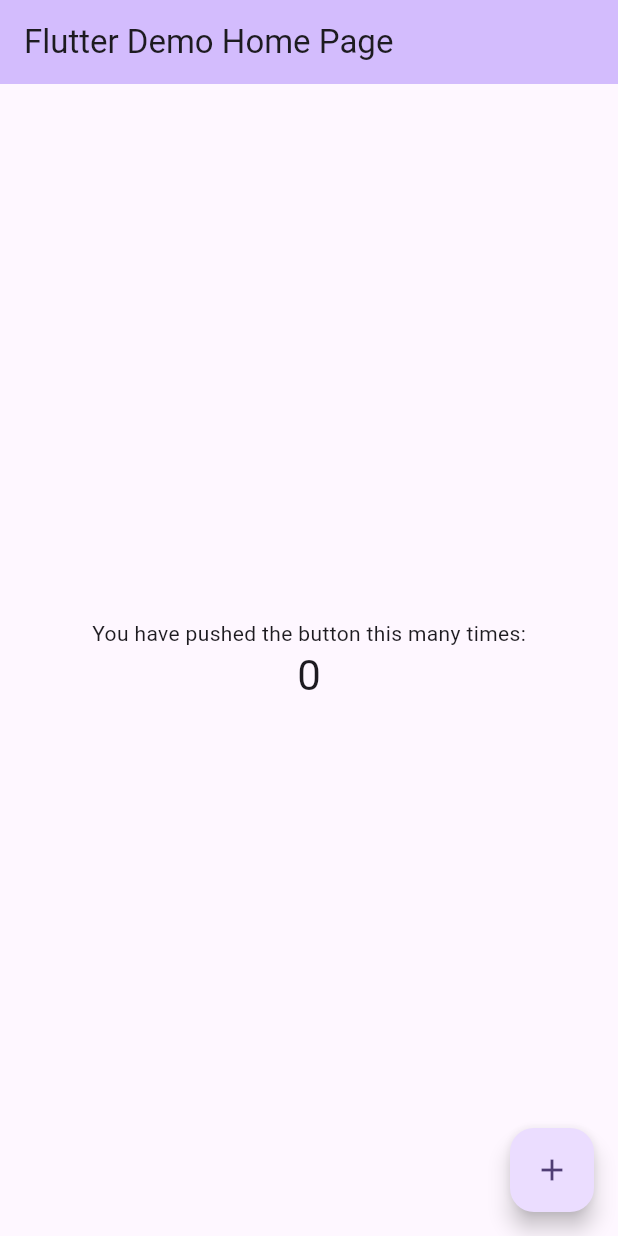
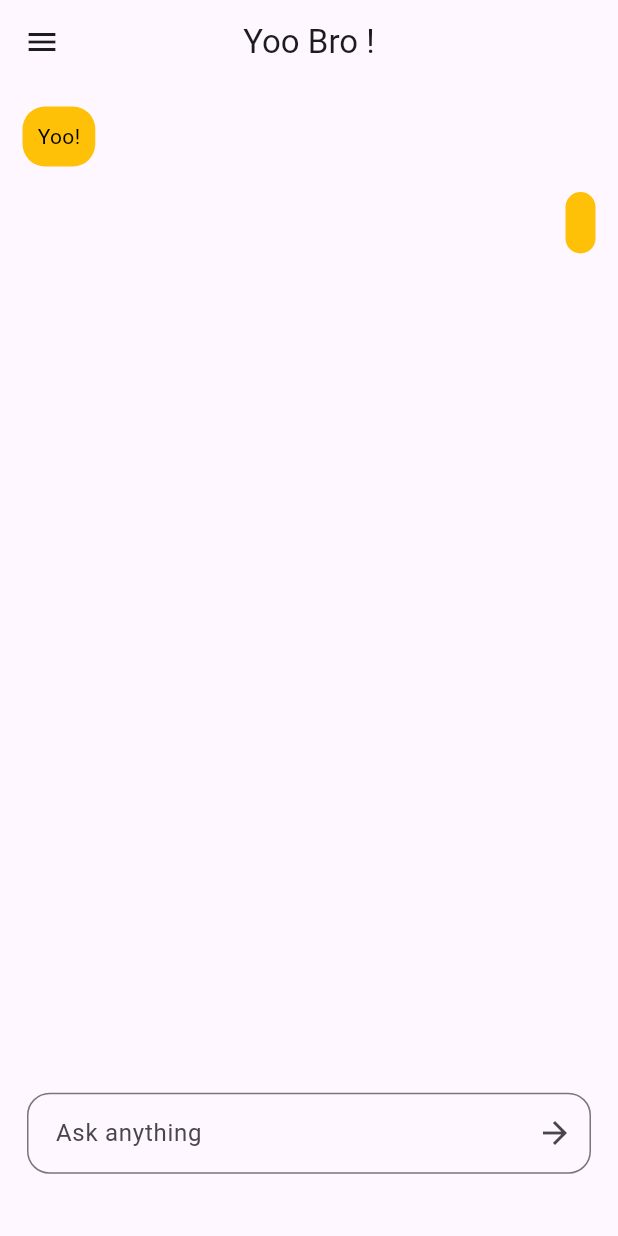
Before and after one commit to mohamedamine-code/AI_ChatBoot_Flutter, a Flutter app: the screen it shows after launch, on a phone screen of 412 x 824 dp. Run offline on Flutter 3.47's test engine with Material 3 defaults, Android fonts, the light colour scheme and no system bars.

Commit message:
initial commit

```diff
--- /dev/null
+++ b/lib/Component/TextMessage.dart
@@ -0,0 +1,23 @@
+import 'package:flutter/material.dart';
+
+class Textmessage extends StatelessWidget {
+  final String msg;
+  final bool isUser;
+  Textmessage({required this.msg,required this.isUser});
+
+  @override
+  Widget build(BuildContext context) {
+    return Align(
+      alignment:isUser?Alignment.centerRight:Alignment.centerLeft,
+      child: Container(
+        margin: EdgeInsets.all(5),
+        padding: EdgeInsets.all(10),
+        decoration: BoxDecoration(
+          borderRadius: BorderRadius.circular(15),
+          color: Colors.amber,
+        ),
+        child: Text(msg, style: TextStyle(color: Colors.black)),
+      ),
+    );
+  }
+}
--- /dev/null
+++ b/lib/Component/UserInput.dart
@@ -0,0 +1,25 @@
+import 'package:flutter/material.dart';
+
+class Userinput extends StatelessWidget {
+  TextEditingController controller =TextEditingController();
+  Userinput({required this.controller});
+
+  @override
+  Widget build(BuildContext context) {
+    return Padding(
+      padding: const EdgeInsets.all(8.0),
+      child: TextField(
+        controller: controller,
+        decoration: InputDecoration(
+          hintText: "Ask anything",
+          contentPadding: EdgeInsets.symmetric(vertical: 15, horizontal: 15),
+          suffixIcon: IconButton(
+            onPressed: () {},
+            icon: Icon(Icons.arrow_forward),
+          ),
+          border: OutlineInputBorder(borderRadius: BorderRadius.circular(15)),
+        ),
+      ),
+    );
+  }
+}
--- /dev/null
+++ b/lib/Pages/HomePage.dart
@@ -0,0 +1,53 @@
+import 'package:ai_chatboot/Component/TextMessage.dart';
+import 'package:ai_chatboot/Component/UserInput.dart';
+import 'package:flutter/material.dart';
+
+class Homepage extends StatefulWidget {
+  const Homepage({super.key});
+
+  @override
+  State<Homepage> createState() => _HomepageState();
+}
+
+class _HomepageState extends State<Homepage> {
+  TextEditingController controller =TextEditingController();
+  @override
+  Widget build(BuildContext context) {
+    return Scaffold(
+      appBar: AppBar(title: Text("Yoo Bro !"), centerTitle: true),
+      drawer: Drawer(),
+      body: Container(
+        height: MediaQuery.of(context).size.height,
+        width: MediaQuery.of(context).size.width,
+        padding: const EdgeInsets.all(10.0),
+        child: Column(
+          children: [
+            Expanded(
+              flex: 7,
+              child: ListView.builder(
+                itemCount: 1,
+                itemBuilder: (context, index) =>Container(
+                  // color: Colors.orange,
+                  child: Column(
+                    // mainAxisSize: MainAxisSize.max,
+                    children: [
+                        Textmessage(msg: 'Yoo!',isUser: false,),
+                        SizedBox(height: 7,),
+                        Textmessage(msg: controller.text,isUser: true,),
+                    ],
+                  ),
+                ),
+              ),
+            ),
+            Expanded(
+            flex: 1,
+            child:Userinput(
+              controller: controller,
+            ),
+            ),
+          ],
+        ),
+      ),
+    );
+  }
+}
--- a/lib/main.dart
+++ b/lib/main.dart
@@ -1,3 +1,4 @@
+import 'package:ai_chatboot/Pages/HomePage.dart';
 import 'package:flutter/material.dart';
 
 void main() {
@@ -7,116 +8,10 @@ void main() {
 class MyApp extends StatelessWidget {
   const MyApp({super.key});
 
-  // This widget is the root of your application.
   @override
   Widget build(BuildContext context) {
     return MaterialApp(
-      title: 'Flutter Demo',
-      theme: ThemeData(
-        // This is the theme of your application.
-        //
-        // TRY THIS: Try running your application with "flutter run". You'll see
-        // the application has a purple toolbar. Then, without quitting the app,
-        // try changing the seedColor in the colorScheme below to Colors.green
-        // and then invoke "hot reload" (save your changes or press the "hot
-        // reload" button in a Flutter-supported IDE, or press "r" if you used
-        // the command line to start the app).
-        //
-        // Notice that the counter didn't reset back to zero; the application
-        // state is not lost during the reload. To reset the state, use hot
-        // restart instead.
-        //
-        // This works for code too, not just values: Most code changes can be
-        // tested with just a hot reload.
-        colorScheme: ColorScheme.fromSeed(seedColor: Colors.deepPurple),
-      ),
-      home: const MyHomePage(title: 'Flutter Demo Home Page'),
+      home: Homepage(),
     );
   }
 }
-
-class MyHomePage extends StatefulWidget {
-  const MyHomePage({super.key, required this.title});
-
-  // This widget is the home page of your application. It is stateful, meaning
-  // that it has a State object (defined below) that contains fields that affect
-  // how it looks.
-
-  // This class is the configuration for the state. It holds the values (in this
-  // case the title) provided by the parent (in this case the App widget) and
-  // used by the build method of the State. Fields in a Widget subclass are
-  // always marked "final".
-
-  final String title;
-
-  @override
-  State<MyHomePage> createState() => _MyHomePageState();
-}
-
-class _MyHomePageState extends State<MyHomePage> {
-  int _counter = 0;
-
-  void _incrementCounter() {
-    setState(() {
-      // This call to setState tells the Flutter framework that something has
-      // changed in this State, which causes it to rerun the build method below
-      // so that the display can reflect the updated values. If we changed
-      // _counter without calling setState(), then the build method would not be
-      // called again, and so nothing would appear to happen.
-      _counter++;
-    });
-  }
-
-  @override
-  Widget build(BuildContext context) {
-    // This method is rerun every time setState is called, for instance as done
-    // by the _incrementCounter method above.
-    //
-    // The Flutter framework has been optimized to make rerunning build methods
-    // fast, so that you can just rebuild anything that needs updating rather
-    // than having to individually change instances of widgets.
-    return Scaffold(
-      appBar: AppBar(
-        // TRY THIS: Try changing the color here to a specific color (to
-        // Colors.amber, perhaps?) and trigger a hot reload to see the AppBar
-        // change color while the other colors stay the same.
-        backgroundColor: Theme.of(context).colorScheme.inversePrimary,
-        // Here we take the value from the MyHomePage object that was created by
-        // the App.build method, and use it to set our appbar title.
-        title: Text(widget.title),
-      ),
-      body: Center(
-        // Center is a layout widget. It takes a single child and positions it
-        // in the middle of the parent.
-        child: Column(
-          // Column is also a layout widget. It takes a list of children and
-          // arranges them vertically. By default, it sizes itself to fit its
-          // children horizontally, and tries to be as tall as its parent.
-          //
-          // Column has various properties to control how it sizes itself and
-          // how it positions its children. Here we use mainAxisAlignment to
-          // center the children vertically; the main axis here is the vertical
-          // axis because Columns are vertical (the cross axis would be
-          // horizontal).
-          //
-          // TRY THIS: Invoke "debug painting" (choose the "Toggle Debug Paint"
-          // action in the IDE, or press "p" in the console), to see the
-          // wireframe for each widget.
-          mainAxisAlignment: MainAxisAlignment.center,
-          children: <Widget>[
-            const Text('You have pushed the button this many times:'),
-            Text(
-              '$_counter',
-              style: Theme.of(context).textTheme.headlineMedium,
-            ),
-          ],
-        ),
-      ),
-      floatingActionButton: FloatingActionButton(
-        onPressed: _incrementCounter,
-        tooltip: 'Increment',
-        child: const Icon(Icons.add),
-      ), // This trailing comma makes auto-formatting nicer for build methods.
-    );
-  }
-}
```
